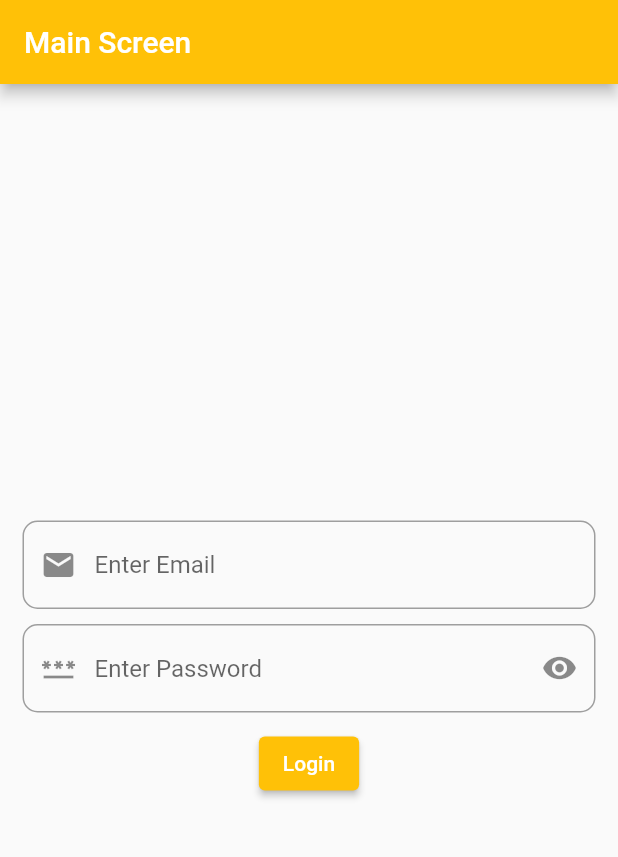
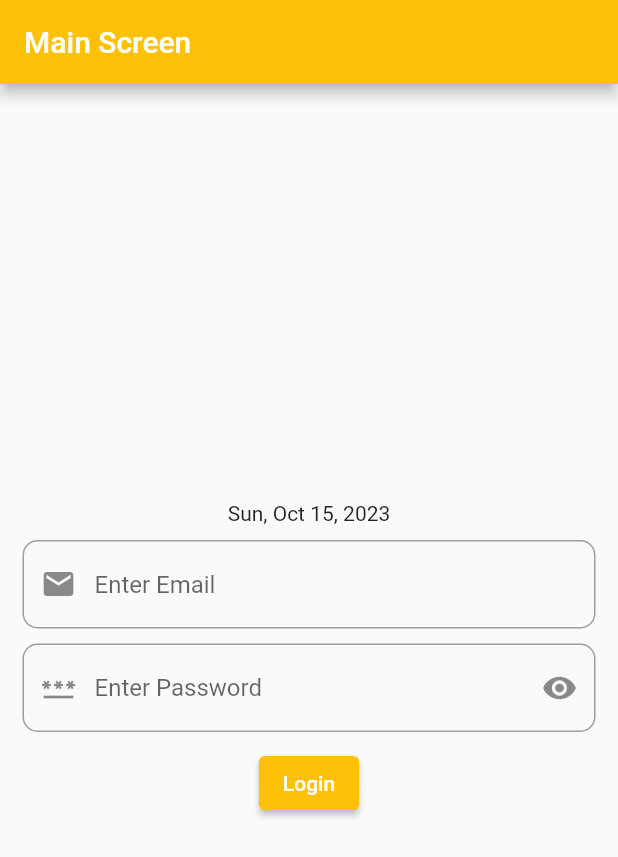
Before and after one commit to VISHALCHAND007/Learn_Flutter, a Flutter app: the screen it shows after launch, on a phone screen of 412 x 824 dp. Shown: the top 857 px of the screen. Run offline on Flutter 3.47's test engine with Material 2 defaults, Android fonts, the phone set to English and light mode, and no system bars.

Commit message:
Added the formatted date using DateTime() and intl library.

```diff
--- a/lib/main.dart
+++ b/lib/main.dart
@@ -1,4 +1,5 @@
 import 'package:flutter/material.dart';
+import 'package:intl/intl.dart';
 
 void main() {
   runApp(const FlutterApp());
@@ -25,6 +26,8 @@ class MainScreen extends StatelessWidget {
   Widget build(BuildContext context) {
     var emailText = TextEditingController();
     var passwordText = TextEditingController();
+    var date = DateTime.now();
+
     return Scaffold(
         appBar: AppBar(
           title: const Text(
@@ -38,6 +41,8 @@ class MainScreen extends StatelessWidget {
             child: Column(
               mainAxisAlignment: MainAxisAlignment.center,
               children: [
+                Text(DateFormat('yMMMEd').format(date)),
+                Container(height: 10,),
                 TextField(
                   controller: emailText,
                   keyboardType: TextInputType.text,
@@ -54,7 +59,7 @@ class MainScreen extends StatelessWidget {
                 ),
                 Container(height: 10),
                 TextField(
-                  controller: passwordText,
+                    controller: passwordText,
                     keyboardType: TextInputType.number,
                     obscureText: true,
                     obscuringCharacter: '*',
@@ -77,7 +82,8 @@ class MainScreen extends StatelessWidget {
                 Container(height: 10),
                 ElevatedButton(
                     onPressed: () {
-                      print('Email: ${emailText.text}, password: ${passwordText.text}');
+                      print(
+                          'Email: ${emailText.text}, password: ${passwordText.text}');
                     },
                     child: const Text(
                       'Login',
--- a/pubspec.yaml
+++ b/pubspec.yaml
@@ -30,7 +30,7 @@ environment:
 dependencies:
   flutter:
     sdk: flutter
-
+  intl: ^0.18.1
 
   # The following adds the Cupertino Icons font to your application.
   # Use with the CupertinoIcons class for iOS style icons.
```
Also changed, not shown: pubspec.lock.
